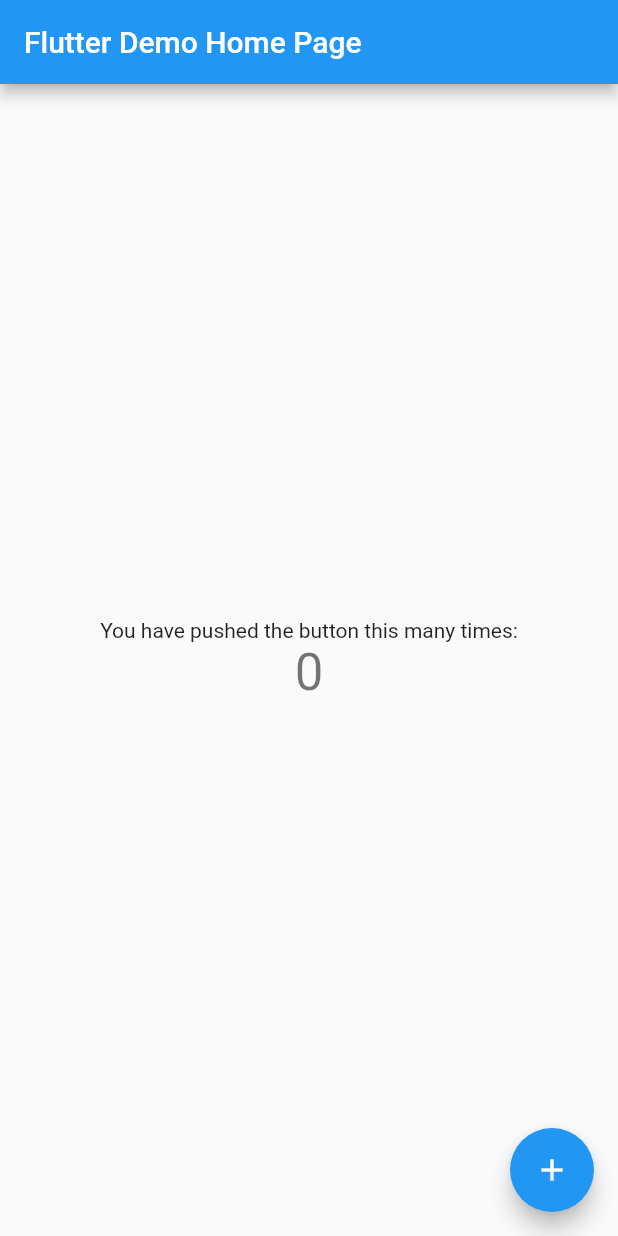
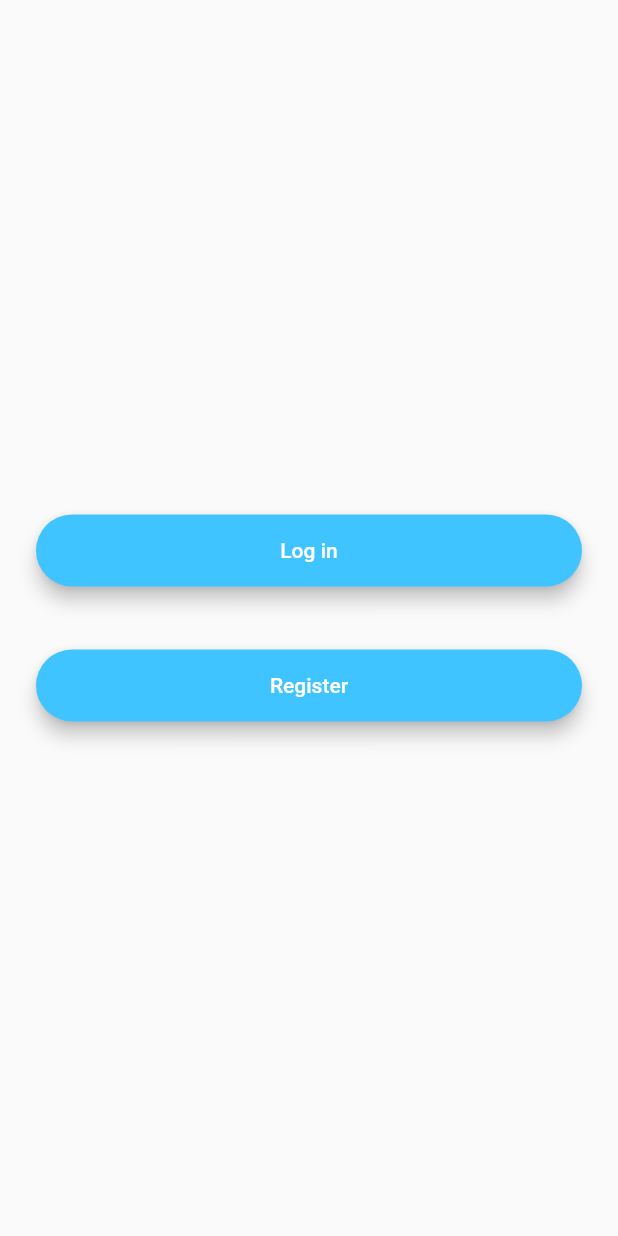
Before and after one commit to enavarro21/betting_app, a Flutter app: the screen it shows after launch, on a phone screen of 412 x 824 dp. Run offline on Flutter 3.47's test engine with Material 2 defaults, Android fonts, the phone set to English and light mode, and no system bars.

Commit message:
created login and registration screens with navigation

```diff
--- /dev/null
+++ b/lib/components/rounded_button.dart
@@ -0,0 +1,36 @@
+import 'package:flutter/material.dart';
+
+class RoundedButton extends StatelessWidget {
+  const RoundedButton({
+    this.thisColor,
+    this.buttonTitle,
+    @required this.onPressed,
+  });
+
+  final Color thisColor;
+  final String buttonTitle;
+  final Function onPressed;
+
+  @override
+  Widget build(BuildContext context) {
+    return Padding(
+      padding: EdgeInsets.symmetric(vertical: 16.0),
+      child: Material(
+        elevation: 5.0,
+        color: thisColor,
+        borderRadius: BorderRadius.circular(30.0),
+        child: MaterialButton(
+          onPressed: onPressed,
+          minWidth: 200.0,
+          height: 42.0,
+          child: Text(
+            buttonTitle,
+            style: TextStyle(
+              color: Colors.white,
+            ),
+          ),
+        ),
+      ),
+    );
+  }
+}
--- a/lib/main.dart
+++ b/lib/main.dart
@@ -1,4 +1,8 @@
 import 'package:flutter/material.dart';
+
+import 'package:betting_app/screens/welcome_screen.dart';
+import 'package:betting_app/screens/login_screen.dart';
+import 'package:betting_app/screens/registration_screen.dart';
 
 void main() => runApp(MyApp());
 
@@ -7,105 +11,17 @@ class MyApp extends StatelessWidget {
   @override
   Widget build(BuildContext context) {
     return MaterialApp(
-      title: 'Flutter Demo',
-      theme: ThemeData(
-        // This is the theme of your application.
-        //
-        // Try running your application with "flutter run". You'll see the
-        // application has a blue toolbar. Then, without quitting the app, try
-        // changing the primarySwatch below to Colors.green and then invoke
-        // "hot reload" (press "r" in the console where you ran "flutter run",
-        // or simply save your changes to "hot reload" in a Flutter IDE).
-        // Notice that the counter didn't reset back to zero; the application
-        // is not restarted.
-        primarySwatch: Colors.blue,
-      ),
-      home: MyHomePage(title: 'Flutter Demo Home Page'),
+      // theme: ThemeData.dark().copyWith(
+      //   textTheme: TextTheme(
+      //     body1: TextStyle(color: Colors.black54),
+      //   ),
+      // ),
+      initialRoute: '/',
+      routes: {
+        '/': (context) => WelcomeScreen(),
+        'login_screen': (context) => LoginScreen(),
+        'registration_screen': (context) => RegistrationScreen(),
+      }
     );
   }
 }
-
-class MyHomePage extends StatefulWidget {
-  MyHomePage({Key key, this.title}) : super(key: key);
-
-  // This widget is the home page of your application. It is stateful, meaning
-  // that it has a State object (defined below) that contains fields that affect
-  // how it looks.
-
-  // This class is the configuration for the state. It holds the values (in this
-  // case the title) provided by the parent (in this case the App widget) and
-  // used by the build method of the State. Fields in a Widget subclass are
-  // always marked "final".
-
-  final String title;
-
-  @override
-  _MyHomePageState createState() => _MyHomePageState();
-}
-
-class _MyHomePageState extends State<MyHomePage> {
-  int _counter = 0;
-
-  void _incrementCounter() {
-    setState(() {
-      // This call to setState tells the Flutter framework that something has
-      // changed in this State, which causes it to rerun the build method below
-      // so that the display can reflect the updated values. If we changed
-      // _counter without calling setState(), then the build method would not be
-      // called again, and so nothing would appear to happen.
-      _counter++;
-    });
-  }
-
-  @override
-  Widget build(BuildContext context) {
-    // This method is rerun every time setState is called, for instance as done
-    // by the _incrementCounter method above.
-    //
-    // The Flutter framework has been optimized to make rerunning build methods
-    // fast, so that you can just rebuild anything that needs updating rather
-    // than having to individually change instances of widgets.
-    return Scaffold(
-      appBar: AppBar(
-        // Here we take the value from the MyHomePage object that was created by
-        // the App.build method, and use it to set our appbar title.
-        title: Text(widget.title),
-      ),
-      body: Center(
-        // Center is a layout widget. It takes a single child and positions it
-        // in the middle of the parent.
-        child: Column(
-          // Column is also layout widget. It takes a list of children and
-          // arranges them vertically. By default, it sizes itself to fit its
-          // children horizontally, and tries to be as tall as its parent.
-          //
-          // Invoke "debug painting" (press "p" in the console, choose the
-          // "Toggle Debug Paint" action from the Flutter Inspector in Android
-          // Studio, or the "Toggle Debug Paint" command in Visual Studio Code)
-          // to see the wireframe for each widget.
-          //
-          // Column has various properties to control how it sizes itself and
-          // how it positions its children. Here we use mainAxisAlignment to
-          // center the children vertically; the main axis here is the vertical
-          // axis because Columns are vertical (the cross axis would be
-          // horizontal).
-          mainAxisAlignment: MainAxisAlignment.center,
-          children: <Widget>[
-            Text(
-              'You have pushed the button this many times:',
-            ),
-            Text(
-              '$_counter',
-              style: Theme.of(context).textTheme.display1,
-            ),
-          ],
-        ),
-      ),
-      floatingActionButton: FloatingActionButton(
-        onPressed: _incrementCounter,
-        tooltip: 'Increment',
-        child: Icon(Icons.add),
-      ), // This trailing comma makes auto-formatting nicer for build methods.
-    );
-  }
-}
--- /dev/null
+++ b/lib/screens/welcome_screen.dart
@@ -0,0 +1,44 @@
+import 'package:flutter/material.dart';
+
+import 'package:betting_app/components/rounded_button.dart';
+
+class WelcomeScreen extends StatefulWidget {
+  @override
+  _WelcomeScreenState createState() => _WelcomeScreenState();
+}
+
+class _WelcomeScreenState extends State<WelcomeScreen> {
+  @override
+  Widget build(BuildContext context) {
+    return Scaffold(
+      body: Padding(
+        padding: const EdgeInsets.symmetric(horizontal: 24.0),
+        child: Column(
+          mainAxisAlignment: MainAxisAlignment.center,
+          crossAxisAlignment: CrossAxisAlignment.stretch,
+          children: <Widget>[
+            RoundedButton(
+              buttonTitle: 'Log in',
+              thisColor: Colors.lightBlueAccent,
+              onPressed: () {
+                // Go to log in screen
+                Navigator.pushNamed(context, 'login_screen');
+              },
+            ),
+            SizedBox(
+              height: 10.0,
+            ),
+            RoundedButton(
+              buttonTitle: 'Register',
+              thisColor: Colors.lightBlueAccent,
+              onPressed: () {
+                // Go to registration screen
+                Navigator.pushNamed(context, 'registration_screen');
+              },
+            ),
+          ],
+        ),
+      ),
+    );
+  }
+}
```
Also changed, not shown: lib/screens/login_screen.dart (added, +43 -0 lines), lib/screens/registration_screen.dart (added, +43 -0 lines).
